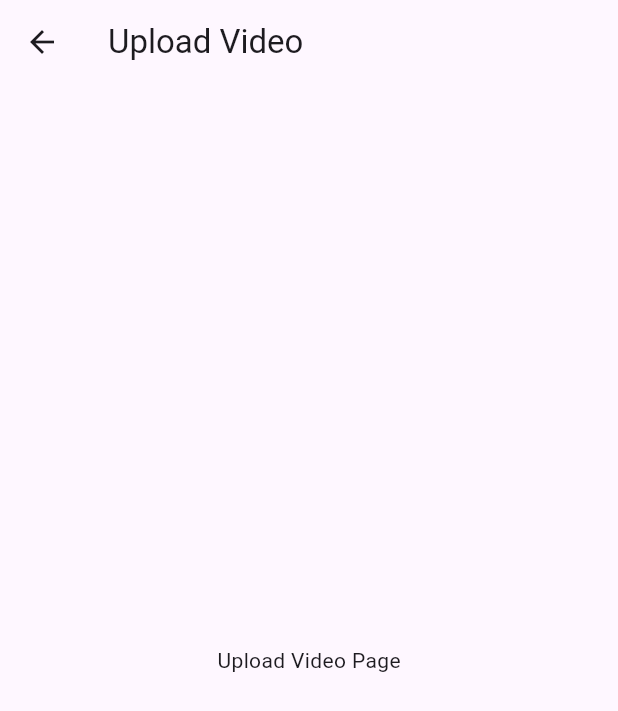
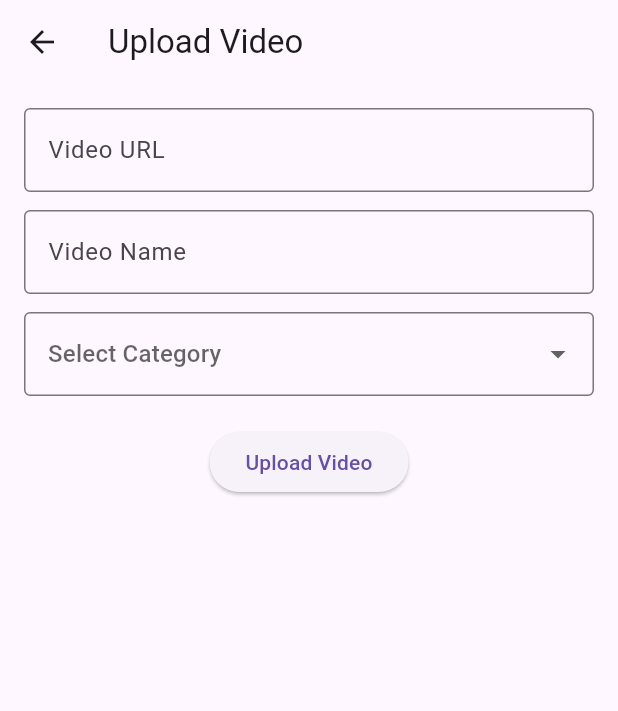
Before and after one commit to Fahad8826/Advertising_FrontEnd, a Flutter app: the UploadVideoPage screen opened directly, on a phone screen of 412 x 824 dp. Shown: the top 711 px of the screen. Run offline on Flutter 3.47's test engine with Material 3 defaults, Android fonts, the phone set to English and light mode, and no system bars; our stand-ins replace flutter_dotenv, image_picker, shared_preferences; accounts and stored records are empty; network calls fail.

Commit message:
second commit

```diff
--- a/lib/Admin/Adminhome.dart
+++ b/lib/Admin/Adminhome.dart
@@ -1,7 +1,9 @@
 import 'package:advertising_app/Admin/addcategoreys.dart';
 import 'package:advertising_app/Admin/listimages.dart';
 import 'package:advertising_app/Admin/uploadimage.dart';
+import 'package:advertising_app/Admin/vedios.dart';
 import 'package:advertising_app/sigin.dart';
+import 'package:advertising_app/subscritipons.dart';
 import 'package:flutter/material.dart';
 import 'package:shared_preferences/shared_preferences.dart';
 
@@ -14,28 +16,6 @@ class ListUsersPage extends StatelessWidget {
     return Scaffold(
       appBar: AppBar(title: const Text("List All Users")),
       body: const Center(child: Text("List All Users Page")),
-    );
-  }
-}
-
-class SubscriptionPage extends StatelessWidget {
-  const SubscriptionPage({super.key});
-  @override
-  Widget build(BuildContext context) {
-    return Scaffold(
-      appBar: AppBar(title: const Text("Subscription")),
-      body: const Center(child: Text("Subscription Page")),
-    );
-  }
-}
-
-class UploadVideoPage extends StatelessWidget {
-  const UploadVideoPage({super.key});
-  @override
-  Widget build(BuildContext context) {
-    return Scaffold(
-      appBar: AppBar(title: const Text("Upload Video")),
-      body: const Center(child: Text("Upload Video Page")),
     );
   }
 }
@@ -89,7 +69,7 @@ class _AdminHomePageState extends State<AdminHomePage> {
         page = const ListUsersPage();
         break;
       case 'Subscription':
-        page = const SubscriptionPage();
+        page = const UserSubscriptionPage();
         break;
       case 'Upload Video':
         page = const UploadVideoPage();
--- a/lib/Admin/image_model.dart
+++ b/lib/Admin/image_model.dart
@@ -1,8 +1,8 @@
 class ImageModel {
   final int id;
   final String imageUrl;
-  final int? category; // Nullable
-  final int? subcategory; // Nullable
+  final String? category; // Nullable
+  final String? subcategory; // Nullable
   final int? user; // Nullable
 
   ImageModel({
@@ -17,8 +17,8 @@ class ImageModel {
     return ImageModel(
       id: json['id'] as int,
       imageUrl: json['image'] ?? '',
-      category: json['category'] as int?, // safe cast
-      subcategory: json['subcategory'] as int?,
+      category: json['category_name'] ?? '', // safe cast
+      subcategory: json['subcategory_name'] ?? '', // safe cast
       user: json['user'] as int?,
     );
   }
--- a/lib/Admin/imagedetails.dart
+++ b/lib/Admin/imagedetails.dart
@@ -23,8 +23,12 @@ class _ImageDetailPageState extends State<ImageDetailPage> {
   @override
   void initState() {
     super.initState();
-    categoryController = TextEditingController(text: widget.image.category.toString());
-    subcategoryController = TextEditingController(text: widget.image.subcategory.toString());
+    categoryController = TextEditingController(
+      text: widget.image.category.toString(),
+    );
+    subcategoryController = TextEditingController(
+      text: widget.image.subcategory.toString(),
+    );
   }
 
   Future<String?> _getToken() async {
@@ -35,58 +39,74 @@ class _ImageDetailPageState extends State<ImageDetailPage> {
   Future<void> updateImage() async {
     final token = await _getToken();
     if (token == null) {
-      ScaffoldMessenger.of(context).showSnackBar(
-        const SnackBar(content: Text("You must log in first")),
-      );
+      ScaffoldMessenger.of(
+        context,
+      ).showSnackBar(const SnackBar(content: Text("You must log in first")));
       return;
     }
 
-    final url = Uri.parse("${dotenv.env['BASE_URL']}/images/${widget.image.id}/");
+    final url = Uri.parse(
+      "${dotenv.env['BASE_URL']}/images/${widget.image.id}/",
+    );
     var request = http.MultipartRequest('PATCH', url);
     request.headers['Authorization'] = 'Bearer $token';
 
-    request.fields['category'] = categoryController.text;
-    request.fields['subcategory'] = subcategoryController.text;
+    request.fields['category_name'] = categoryController.text;
+    request.fields['subcategory_name'] = subcategoryController.text;
 
     if (selectedImage != null) {
-      request.files.add(await http.MultipartFile.fromPath('image', selectedImage!.path));
+      request.files.add(
+        await http.MultipartFile.fromPath('image', selectedImage!.path),
+      );
     }
 
     var response = await request.send();
     if (response.statusCode == 200) {
-      ScaffoldMessenger.of(context).showSnackBar(const SnackBar(content: Text("Image updated")));
+      ScaffoldMessenger.of(
+        context,
+      ).showSnackBar(const SnackBar(content: Text("Image updated")));
       Navigator.pop(context, true);
     } else if (response.statusCode == 401) {
-      ScaffoldMessenger.of(context).showSnackBar(const SnackBar(content: Text("Unauthorized. Please log in again.")));
+      ScaffoldMessenger.of(context).showSnackBar(
+        const SnackBar(content: Text("Unauthorized. Please log in again.")),
+      );
     } else {
-      ScaffoldMessenger.of(context).showSnackBar(const SnackBar(content: Text("Failed to update")));
+      ScaffoldMessenger.of(
+        context,
+      ).showSnackBar(const SnackBar(content: Text("Failed to update")));
     }
   }
 
   Future<void> deleteImage() async {
     final token = await _getToken();
     if (token == null) {
-      ScaffoldMessenger.of(context).showSnackBar(
-        const SnackBar(content: Text("You must log in first")),
-      );
+      ScaffoldMessenger.of(
+        context,
+      ).showSnackBar(const SnackBar(content: Text("You must log in first")));
       return;
     }
 
-    final url = Uri.parse("${dotenv.env['BASE_URL']}/images/${widget.image.id}/");
+    final url = Uri.parse(
+      "${dotenv.env['BASE_URL']}/images/${widget.image.id}/",
+    );
     final response = await http.delete(
       url,
-      headers: {
-        'Authorization': 'Bearer $token',
-      },
+      headers: {'Authorization': 'Bearer $token'},
     );
 
     if (response.statusCode == 204) {
-      ScaffoldMessenger.of(context).showSnackBar(const SnackBar(content: Text("Image deleted")));
+      ScaffoldMessenger.of(
+        context,
+      ).showSnackBar(const SnackBar(content: Text("Image deleted")));
       Navigator.pop(context, true);
     } else if (response.statusCode == 401) {
-      ScaffoldMessenger.of(context).showSnackBar(const SnackBar(content: Text("Unauthorized. Please log in again.")));
+      ScaffoldMessenger.of(context).showSnackBar(
+        const SnackBar(content: Text("Unauthorized. Please log in again.")),
+      );
     } else {
-      ScaffoldMessenger.of(context).showSnackBar(const SnackBar(content: Text("Failed to delete")));
+      ScaffoldMessenger.of(
+        context,
+      ).showSnackBar(const SnackBar(content: Text("Failed to delete")));
     }
   }
 
@@ -112,10 +132,12 @@ class _ImageDetailPageState extends State<ImageDetailPage> {
                 ? Image.file(selectedImage!, height: 150)
                 : Image.network(widget.image.imageUrl, height: 150),
             TextField(
+              readOnly: true,
               controller: categoryController,
               decoration: const InputDecoration(labelText: 'Category'),
             ),
             TextField(
+              readOnly: true,
               controller: subcategoryController,
               decoration: const InputDecoration(labelText: 'Subcategory'),
             ),
--- a/lib/Admin/uploadimage.dart
+++ b/lib/Admin/uploadimage.dart
@@ -148,6 +148,7 @@ class _ImageUploadPageState extends State<ImageUploadPage> {
       body: SingleChildScrollView(
         padding: const EdgeInsets.all(16),
         child: Column(
+
           children: [
             _image != null
                 ? Image.file(_image!, height: 200)
--- /dev/null
+++ b/lib/Admin/vedios.dart
@@ -0,0 +1,140 @@
+import 'dart:convert';
+import 'package:flutter/material.dart';
+import 'package:flutter_dotenv/flutter_dotenv.dart';
+import 'package:http/http.dart' as http;
+import 'package:shared_preferences/shared_preferences.dart';
+
+class UploadVideoPage extends StatefulWidget {
+  const UploadVideoPage({super.key});
+
+  @override
+  State<UploadVideoPage> createState() => _UploadVideoPageState();
+}
+
+class _UploadVideoPageState extends State<UploadVideoPage> {
+  final TextEditingController _videoUrlController = TextEditingController();
+  final TextEditingController _videoNameController = TextEditingController();
+  String? _selectedCategory;
+
+  final List<String> categories = [
+    "Education",
+    "Entertainment",
+    "Music",
+    "Sports",
+    "Technology",
+    "Lifestyle",
+  ];
+
+  bool _isLoading = false;
+
+  Future<void> uploadVideo() async {
+    if (_videoUrlController.text.isEmpty ||
+        _videoNameController.text.isEmpty ||
+        _selectedCategory == null) {
+      ScaffoldMessenger.of(context).showSnackBar(
+        const SnackBar(content: Text("All fields are required!")),
+      );
+      return;
+    }
+
+    setState(() {
+      _isLoading = true;
+    });
+
+    SharedPreferences prefs = await SharedPreferences.getInstance();
+    String? token = prefs.getString('access');
+
+    final String baseUrl = dotenv.env['BASE_URL'] ?? "";
+    final url = Uri.parse("$baseUrl/videos/");
+
+    var headers = {
+      'Content-Type': 'application/json',
+      'Authorization': 'Bearer $token',
+    };
+
+    var body = json.encode({
+      "video_url": _videoUrlController.text.trim(),
+      "video_name": _videoNameController.text.trim(),
+      "category": _selectedCategory,
+    });
+
+    try {
+      var response = await http.post(url, headers: headers, body: body);
+
+      if (response.statusCode == 201 || response.statusCode == 200) {
+        ScaffoldMessenger.of(context).showSnackBar(
+          const SnackBar(content: Text("Video uploaded successfully ✅")),
+        );
+        _videoUrlController.clear();
+        _videoNameController.clear();
+        setState(() {
+          _selectedCategory = null;
+        });
+      } else {
+        ScaffoldMessenger.of(context).showSnackBar(
+          SnackBar(content: Text("Error: ${response.body}")),
+        );
+      }
+    } catch (e) {
+      ScaffoldMessenger.of(context).showSnackBar(
+        SnackBar(content: Text("Error: $e")),
+      );
+    }
+
+    setState(() {
+      _isLoading = false;
+    });
+  }
+
+  @override
+  Widget build(BuildContext context) {
+    return Scaffold(
+      appBar: AppBar(title: const Text("Upload Video")),
+      body: Padding(
+        padding: const EdgeInsets.all(16),
+        child: Column(
+          children: [
+            TextField(
+              controller: _videoUrlController,
+              decoration: const InputDecoration(
+                labelText: "Video URL",
+                border: OutlineInputBorder(),
+              ),
+            ),
+            const SizedBox(height: 12),
+            TextField(
+              controller: _videoNameController,
+              decoration: const InputDecoration(
+                labelText: "Video Name",
+                border: OutlineInputBorder(),
+              ),
+            ),
+            const SizedBox(height: 12),
+            DropdownButtonFormField<String>(
+              value: _selectedCategory,
+              hint: const Text("Select Category"),
+              items: categories.map((cat) {
+                return DropdownMenuItem(value: cat, child: Text(cat));
+              }).toList(),
+              onChanged: (value) {
+                setState(() {
+                  _selectedCategory = value;
+                });
+              },
+              decoration: const InputDecoration(
+                border: OutlineInputBorder(),
+              ),
+            ),
+            const SizedBox(height: 20),
+            _isLoading
+                ? const CircularProgressIndicator()
+                : ElevatedButton(
+                    onPressed: uploadVideo,
+                    child: const Text("Upload Video"),
+                  ),
+          ],
+        ),
+      ),
+    );
+  }
+}
```
Also changed, not shown: lib/Admin/listusers.dart (added, +110 -0 lines), lib/subscritipons.dart (added, +132 -0 lines), 1 other file.
